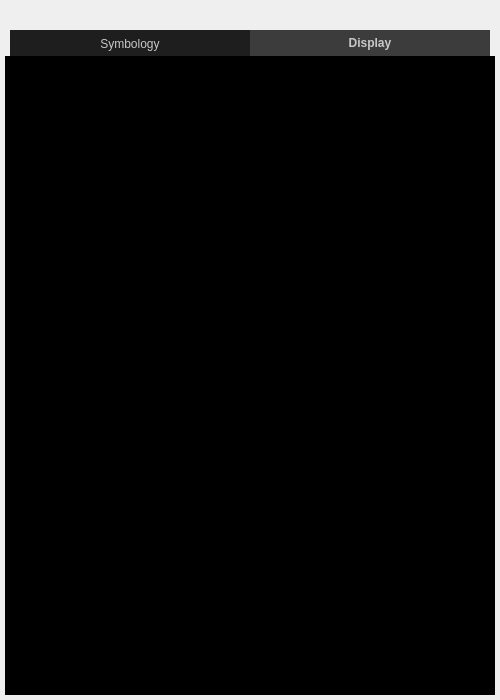
Qt form ui/dialogsettings.ui (ignmiz/ATC_Console) before a commit.
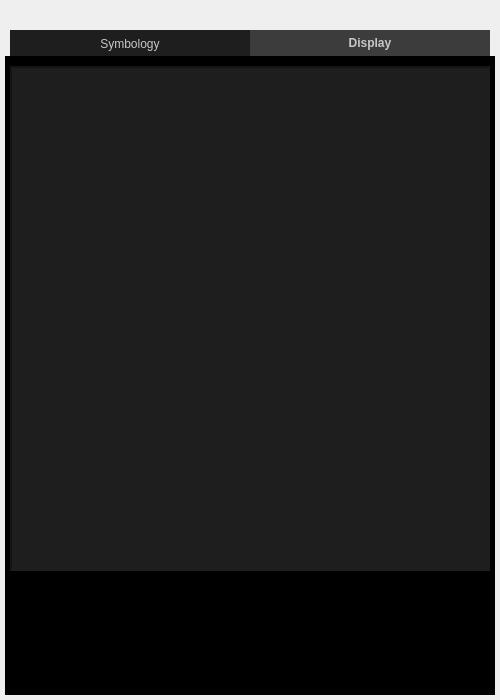
The same form after that commit. The open tabs and pages were chosen to show the change. Custom widgets are drawn as their Qt base class.

Commit message: Implemented mockup of Display Model

```diff
--- a/ui/dialogsettings.ui
+++ b/ui/dialogsettings.ui
@@ -72,6 +72,9 @@
 	background: #282828;
 }</string>
    </property>
+   <property name="tabPosition">
+    <enum>QTabWidget::North</enum>
+   </property>
    <property name="currentIndex">
     <number>0</number>
    </property>
@@ -221,6 +224,27 @@
     <attribute name="title">
      <string>Display</string>
     </attribute>
+    <widget class="QTreeView" name="treeView">
+     <property name="geometry">
+      <rect>
+       <x>5</x>
+       <y>10</y>
+       <width>480</width>
+       <height>505</height>
+      </rect>
+     </property>
+     <property name="styleSheet">
+      <string notr="true">QTreeView
+{
+	color: #c8c8c8;
+	background-color: #1e1e1e;
+	border-style: inset;
+	border-width: 2px;
+	border-color: #141414;
+	font: 13px;
+}</string>
+     </property>
+    </widget>
    </widget>
   </widget>
  </widget>
```
Left out of the diff: 2 changed lines with no effect on the pictures. The commit also changes 2 other files.
